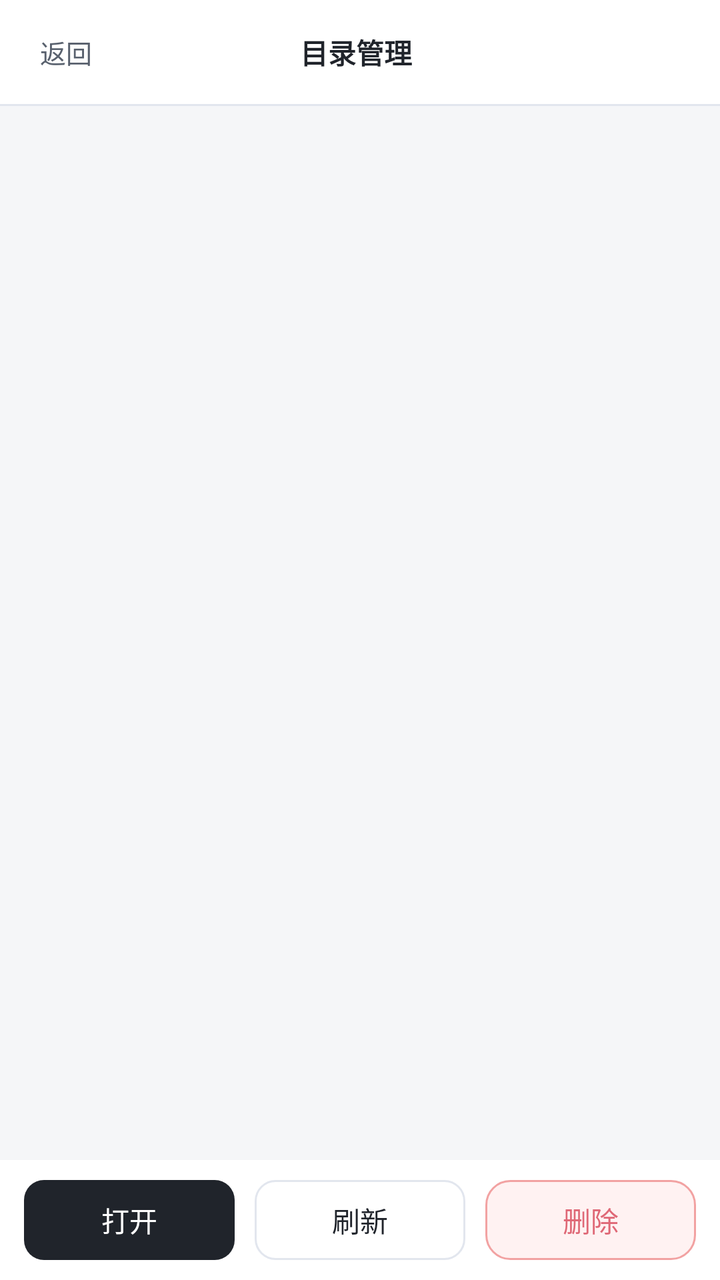
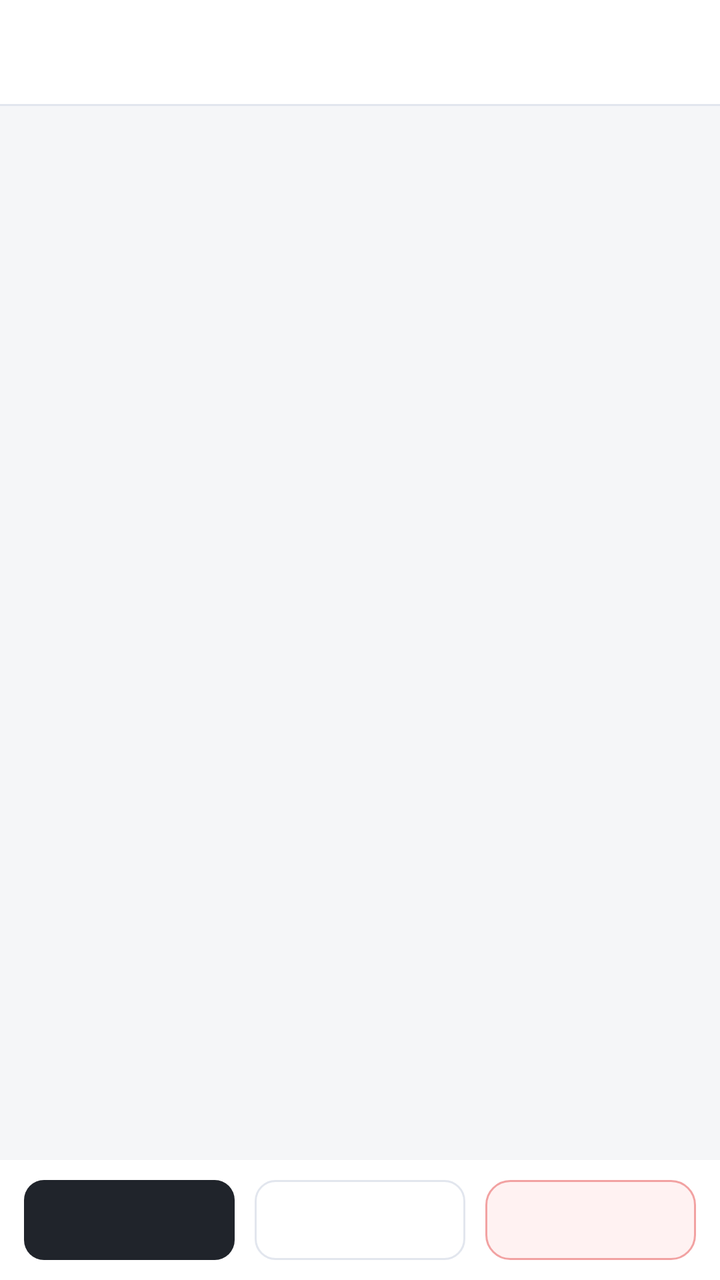

Compare the two renders of this Android layout. The source of the first and the diff that turns it into the second are given below.
<!-- AndroidManifest.xml: application theme Theme.TagMeow -->
<!-- res/layout/overlay_dir_manage.xml -->
<?xml version="1.0" encoding="utf-8"?>

<LinearLayout xmlns:android="http://schemas.android.com/apk/res/android"
    xmlns:app="http://schemas.android.com/apk/res-auto"
    android:id="@+id/dirManageOverlay"
    android:layout_width="match_parent"
    android:layout_height="match_parent"
    android:background="#f5f6f8"
    android:orientation="vertical">

    <LinearLayout
        android:layout_width="match_parent"
        android:layout_height="52dp"
        android:background="#ffffff"
        android:gravity="center_vertical"
        android:orientation="horizontal"
        android:paddingStart="8dp"
        android:paddingEnd="12dp">

        <TextView
            android:id="@+id/btnDirManageBack"
            android:layout_width="wrap_content"
            android:layout_height="34dp"
            android:background="?attr/selectableItemBackground"
            android:gravity="center"
            android:paddingStart="12dp"
            android:paddingEnd="12dp"
            android:text="返回"
            android:textColor="#59616e"
            android:textSize="13sp" />

        <Space
            android:layout_width="0dp"
            android:layout_height="1dp"
            android:layout_weight="1" />

        <TextView
            android:id="@+id/tvDirManageTitle"
            android:layout_width="wrap_content"
            android:layout_height="wrap_content"
            android:text="目录管理"
            android:textColor="#20242b"
            android:textSize="14sp"
            android:textStyle="bold" />

        <Space
            android:layout_width="0dp"
            android:layout_height="1dp"
            android:layout_weight="1" />

        <TextView
            android:layout_width="50dp"
            android:layout_height="1dp" />
    </LinearLayout>

    <View
        android:layout_width="match_parent"
        android:layout_height="1dp"
        android:background="#e2e6ee" />

    <ScrollView
        android:layout_width="match_parent"
        android:layout_height="0dp"
        android:layout_weight="1"
        android:fillViewport="true">

        <LinearLayout
            android:layout_width="match_parent"
            android:layout_height="wrap_content"
            android:orientation="vertical"
            android:padding="10dp">

            <LinearLayout
                android:id="@+id/dirManageList"
                android:layout_width="match_parent"
                android:layout_height="wrap_content"
                android:orientation="vertical" />

            <TextView
                android:id="@+id/tvDirManageEmpty"
                android:layout_width="match_parent"
                android:layout_height="wrap_content"
                android:gravity="center"
                android:padding="30dp"
                android:text="暂无目录，先去『目录』里添加一个"
                android:textColor="#8c939f"
                android:textSize="12sp"
                android:visibility="gone" />
        </LinearLayout>
    </ScrollView>

    
    <LinearLayout
        android:layout_width="match_parent"
        android:layout_height="60dp"
        android:background="#ffffff"
        android:gravity="center_vertical"
        android:orientation="horizontal"
        android:paddingStart="12dp"
        android:paddingEnd="12dp">

        <TextView
            android:id="@+id/btnDirManageOpen"
            android:layout_width="0dp"
            android:layout_height="40dp"
            android:layout_weight="1"
            android:background="@drawable/bg_mini_primary"
            android:gravity="center"
            android:text="打开"
            android:textColor="#ffffff"
            android:textSize="14sp" />

        <TextView
            android:id="@+id/btnDirManageRefresh"
            android:layout_width="0dp"
            android:layout_height="40dp"
            android:layout_marginStart="10dp"
            android:layout_weight="1"
            android:background="@drawable/bg_mini"
            android:gravity="center"
            android:text="刷新"
            android:textColor="#20242b"
            android:textSize="14sp" />

        <TextView
            android:id="@+id/btnDirManageDelete"
            android:layout_width="0dp"
            android:layout_height="40dp"
            android:layout_marginStart="10dp"
            android:layout_weight="1"
            android:background="@drawable/bg_danger"
            android:gravity="center"
            android:text="删除"
            android:textColor="#df6876"
            android:textSize="14sp" />
    </LinearLayout>
</LinearLayout>
<!-- resources referenced by this layout -->
<resources>
  <!-- drawable bg_danger (drawable) -->
  <?xml version="1.0" encoding="utf-8"?>
  
  <shape xmlns:android="http://schemas.android.com/apk/res/android"
      android:shape="rectangle">
      <solid android:color="#fff2f2" />
      <stroke
          android:width="1dp"
          android:color="#f2a2a2" />
      <corners android:radius="12dp" />
  </shape>
  <!-- drawable bg_mini (drawable) -->
  <?xml version="1.0" encoding="utf-8"?>
  
  <shape xmlns:android="http://schemas.android.com/apk/res/android"
      android:shape="rectangle">
      <solid android:color="#ffffff" />
      <stroke
          android:width="1dp"
          android:color="#e2e6ee" />
      <corners android:radius="10dp" />
  </shape>
  <!-- drawable bg_mini_primary (drawable) -->
  <?xml version="1.0" encoding="utf-8"?>
  
  <shape xmlns:android="http://schemas.android.com/apk/res/android"
      android:shape="rectangle">
      <solid android:color="#20242b" />
      <corners android:radius="10dp" />
  </shape>
  <style name="Theme.TagMeow" parent="Base.Theme.TagMeow" />
  <style name="Base.Theme.TagMeow" parent="Theme.Material3.DayNight.NoActionBar">
          
          
      </style>
</resources>

<!-- the commit's change to res/layout/overlay_dir_manage.xml (unified diff, before → after) -->
@@ -5,13 +5,13 @@
     android:id="@+id/dirManageOverlay"
     android:layout_width="match_parent"
     android:layout_height="match_parent"
-    android:background="#f5f6f8"
+    android:background="@color/page_bg"
     android:orientation="vertical">
 
     <LinearLayout
         android:layout_width="match_parent"
         android:layout_height="52dp"
-        android:background="#ffffff"
+        android:background="@color/surface"
         android:gravity="center_vertical"
         android:orientation="horizontal"
         android:paddingStart="8dp"
@@ -25,8 +25,8 @@
             android:gravity="center"
             android:paddingStart="12dp"
             android:paddingEnd="12dp"
-            android:text="返回"
-            android:textColor="#59616e"
+            android:text=""
+            android:textColor="@color/text_medium"
             android:textSize="13sp" />
 
         <Space
@@ -38,8 +38,8 @@
             android:id="@+id/tvDirManageTitle"
             android:layout_width="wrap_content"
             android:layout_height="wrap_content"
-            android:text="目录管理"
-            android:textColor="#20242b"
+            android:text=""
+            android:textColor="@color/text_primary"
             android:textSize="14sp"
             android:textStyle="bold" />
 
@@ -56,7 +56,7 @@
     <View
         android:layout_width="match_parent"
         android:layout_height="1dp"
-        android:background="#e2e6ee" />
+        android:background="@color/border" />
 
     <ScrollView
         android:layout_width="match_parent"
@@ -82,8 +82,8 @@
                 android:layout_height="wrap_content"
                 android:gravity="center"
                 android:padding="30dp"
-                android:text="暂无目录，先去『目录』里添加一个"
-                android:textColor="#8c939f"
+                android:text=""
+                android:textColor="@color/text_secondary"
                 android:textSize="12sp"
                 android:visibility="gone" />
         </LinearLayout>
@@ -93,7 +93,7 @@
     <LinearLayout
         android:layout_width="match_parent"
         android:layout_height="60dp"
-        android:background="#ffffff"
+        android:background="@color/surface"
         android:gravity="center_vertical"
         android:orientation="horizontal"
         android:paddingStart="12dp"
@@ -106,8 +106,8 @@
             android:layout_weight="1"
             android:background="@drawable/bg_mini_primary"
             android:gravity="center"
-            android:text="打开"
-            android:textColor="#ffffff"
+            android:text=""
+            android:textColor="@color/on_primary_text"
             android:textSize="14sp" />
 
         <TextView
@@ -118,8 +118,8 @@
             android:layout_weight="1"
             android:background="@drawable/bg_mini"
             android:gravity="center"
-            android:text="刷新"
-            android:textColor="#20242b"
+            android:text=""
+            android:textColor="@color/text_primary"
             android:textSize="14sp" />
 
         <TextView
@@ -130,8 +130,8 @@
             android:layout_weight="1"
             android:background="@drawable/bg_danger"
             android:gravity="center"
-            android:text="删除"
-            android:textColor="#df6876"
+            android:text=""
+            android:textColor="@color/danger_text"
             android:textSize="14sp" />
     </LinearLayout>
 </LinearLayout>
<!-- resource entries referenced after the edit -->
@@ -1,14 +1,22 @@
 <!-- resources referenced by this layout -->
 <resources>
+  <color name="border">#E2E6EE</color>
+  <color name="danger_text">#DF6876</color>
+  <color name="on_primary_text">#FFFFFF</color>
+  <color name="page_bg">#F5F6F8</color>
+  <color name="surface">#FFFFFF</color>
+  <color name="text_medium">#59616E</color>
+  <color name="text_primary">#20242B</color>
+  <color name="text_secondary">#8C939F</color>
   <!-- drawable bg_danger (drawable) -->
   <?xml version="1.0" encoding="utf-8"?>
   
   <shape xmlns:android="http://schemas.android.com/apk/res/android"
       android:shape="rectangle">
-      <solid android:color="#fff2f2" />
+      <solid android:color="@color/filter_exclude_bg" />
       <stroke
           android:width="1dp"
-          android:color="#f2a2a2" />
+          android:color="@color/filter_exclude_border" />
       <corners android:radius="12dp" />
   </shape>
   <!-- drawable bg_mini (drawable) -->
@@ -16,10 +24,10 @@
   
   <shape xmlns:android="http://schemas.android.com/apk/res/android"
       android:shape="rectangle">
-      <solid android:color="#ffffff" />
+      <solid android:color="@color/surface" />
       <stroke
           android:width="1dp"
-          android:color="#e2e6ee" />
+          android:color="@color/border" />
       <corners android:radius="10dp" />
   </shape>
   <!-- drawable bg_mini_primary (drawable) -->
@@ -27,10 +35,13 @@
   
   <shape xmlns:android="http://schemas.android.com/apk/res/android"
       android:shape="rectangle">
-      <solid android:color="#20242b" />
+      <solid android:color="@color/primary_button_bg" />
       <corners android:radius="10dp" />
   </shape>
   <style name="Theme.TagMeow" parent="Base.Theme.TagMeow" />
+  <color name="filter_exclude_bg">#FFF2F2</color>
+  <color name="filter_exclude_border">#F2A2A2</color>
+  <color name="primary_button_bg">#20242B</color>
   <style name="Base.Theme.TagMeow" parent="Theme.Material3.DayNight.NoActionBar">
           
           
